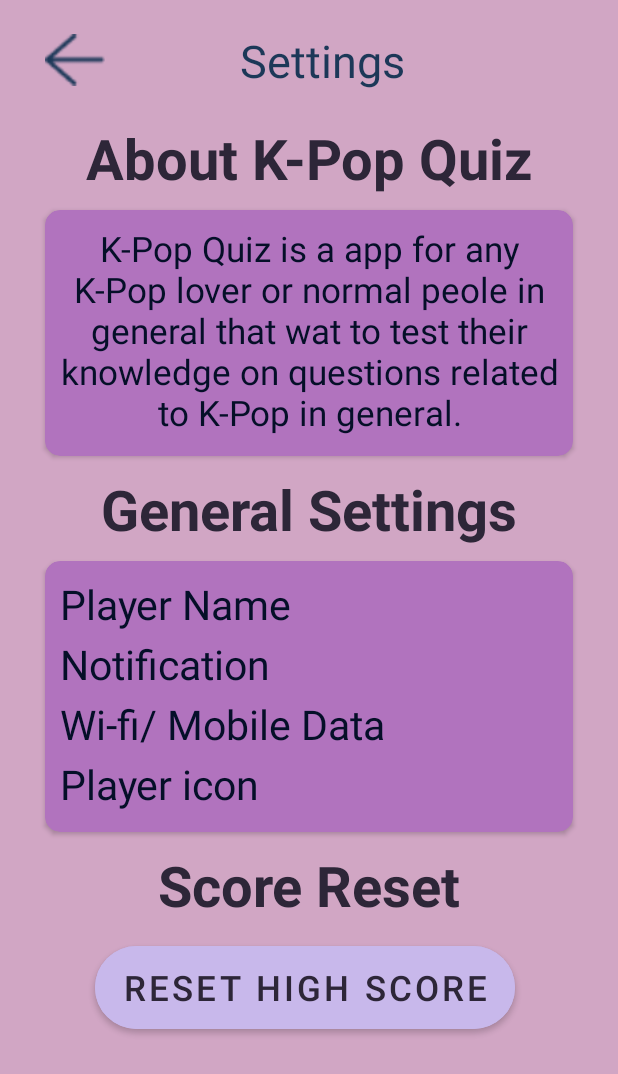
After one commit to DupieM/DuPlessisMarine_Andriod_final_project, an Android app built with Jetpack Compose: the SettingsActivity screen opened directly, with no data from a screen before it, on a phone screen of 412 x 824 dp. The commit adds this screen. Shown: the top 1074 px of the screen. Run offline under Robolectric (Android 15) with nearby library versions, the phone set to English and light mode, and no system bars.

Commit message:
Settings & Result Screens

```diff
--- /dev/null
+++ b/MyQuizApp/app/src/main/java/com/example/myquizapp/SettingsActivity.kt
@@ -0,0 +1,11 @@
+package com.example.myquizapp
+
+import androidx.appcompat.app.AppCompatActivity
+import android.os.Bundle
+
+class SettingsActivity : AppCompatActivity() {
+    override fun onCreate(savedInstanceState: Bundle?) {
+        super.onCreate(savedInstanceState)
+        setContentView(R.layout.activity_settings)
+    }
+}
--- a/MyQuizApp/app/src/main/res/layout/activity_general_question.xml
+++ b/MyQuizApp/app/src/main/res/layout/activity_general_question.xml
@@ -157,10 +157,12 @@
                 android:layout_width="250dp"
                 android:layout_height="wrap_content"
                 android:layout_marginTop="-40dp"
-                android:backgroundTint="@color/primary"
+                android:backgroundTint="@color/light_purple"
                 android:paddingVertical="12dp"
                 android:text="@string/next"
-                android:textSize="21sp"
+                android:textSize="23sp"
+                android:textColor="@color/text2"
+                android:textStyle="bold"
                 android:layout_marginLeft="35dp"/>
 
         </LinearLayout>
--- /dev/null
+++ b/MyQuizApp/app/src/main/res/layout/activity_settings.xml
@@ -0,0 +1,158 @@
+<?xml version="1.0" encoding="utf-8"?>
+<LinearLayout xmlns:android="http://schemas.android.com/apk/res/android"
+    xmlns:app="http://schemas.android.com/apk/res-auto"
+    xmlns:tools="http://schemas.android.com/tools"
+    android:layout_width="match_parent"
+    android:layout_height="match_parent"
+    android:background="@color/primary"
+    android:orientation="vertical"
+    android:padding="20dp"
+    tools:context=".SettingsActivity">
+
+    <ImageView
+        android:layout_width="40dp"
+        android:layout_height="40dp"
+        android:layout_marginLeft="10dp"
+        android:contentDescription="cat1 mascot"
+        android:src="@drawable/back_arrow" />
+
+    <TextView
+        android:layout_width="150dp"
+        android:layout_height="50dp"
+        android:layout_marginLeft="120dp"
+        android:layout_marginTop="-40dp"
+        android:layout_marginBottom="10dp"
+        android:text="Settings"
+        android:textAlignment="center"
+        android:textColor="@color/text"
+        android:textSize="30sp" />
+
+    <TextView
+        android:layout_width="match_parent"
+        android:layout_height="50dp"
+        android:text="About K-Pop Quiz"
+        android:textAlignment="center"
+        android:textColor="@color/text2"
+        android:textSize="37sp"
+        android:textStyle="bold"/>
+
+    <androidx.cardview.widget.CardView
+        android:layout_width="match_parent"
+        android:layout_height="wrap_content"
+        app:cardCornerRadius="10dp"
+        app:cardBackgroundColor="@color/card2"
+        android:layout_marginTop="10dp"
+        android:layout_marginLeft="10dp"
+        android:layout_marginRight="10dp"
+        android:layout_marginBottom="10dp"
+        >
+
+        <TextView
+            android:id="@+id/tv_hello"
+            android:layout_width="match_parent"
+            android:layout_height="wrap_content"
+            android:text="K-Pop Quiz is a app for any K-Pop lover or normal peole in general that wat to test their knowledge on questions related to K-Pop in general."
+            android:textColor="@color/text3"
+            android:textAlignment="center"
+            android:textSize="23sp"
+            android:layout_marginTop="0dp"
+            android:layout_marginBottom="3dp"
+            android:padding="10dp"
+
+            />
+
+    </androidx.cardview.widget.CardView>
+
+
+
+    <TextView
+        android:layout_width="match_parent"
+        android:layout_height="50dp"
+        android:text="General Settings"
+        android:textAlignment="center"
+        android:textColor="@color/text2"
+        android:textSize="37sp"
+        android:textStyle="bold"/>
+
+    <androidx.cardview.widget.CardView
+        android:layout_width="match_parent"
+        android:layout_height="wrap_content"
+        app:cardCornerRadius="10dp"
+        app:cardBackgroundColor="@color/card2"
+        android:layout_marginTop="10dp"
+        android:layout_marginLeft="10dp"
+        android:layout_marginRight="10dp"
+        android:layout_marginBottom="10dp"
+        >
+
+        <TextView
+            android:layout_width="match_parent"
+            android:layout_height="wrap_content"
+            android:text="Player Name"
+            android:textColor="@color/text3"
+            android:textSize="27sp"
+            android:layout_marginTop="0dp"
+            android:layout_marginBottom="3dp"
+            android:padding="10dp"
+            />
+
+        <TextView
+            android:layout_width="match_parent"
+            android:layout_height="wrap_content"
+            android:text="Notification"
+            android:textColor="@color/text3"
+            android:textSize="27sp"
+            android:layout_marginTop="40dp"
+            android:layout_marginBottom="3dp"
+            android:padding="10dp"
+            />
+
+        <TextView
+            android:layout_width="match_parent"
+            android:layout_height="wrap_content"
+            android:text="Wi-fi/ Mobile Data"
+            android:textColor="@color/text3"
+            android:textSize="27sp"
+            android:layout_marginTop="80dp"
+            android:layout_marginBottom="3dp"
+            android:padding="10dp"
+            />
+
+        <TextView
+            android:layout_width="match_parent"
+            android:layout_height="wrap_content"
+            android:text="Player icon"
+            android:textColor="@color/text3"
+            android:textSize="27sp"
+            android:layout_marginTop="120dp"
+            android:layout_marginBottom="3dp"
+            android:padding="10dp"
+            />
+
+    </androidx.cardview.widget.CardView>
+
+    <TextView
+        android:layout_width="match_parent"
+        android:layout_height="50dp"
+        android:text="Score Reset"
+        android:textAlignment="center"
+        android:textColor="@color/text2"
+        android:textSize="37sp"
+        android:textStyle="bold"
+        android:layout_marginBottom="10dp"/>
+
+    <com.google.android.material.button.MaterialButton
+        android:id="@+id/btn_score"
+        android:layout_width="280dp"
+        android:layout_height="wrap_content"
+        android:layout_marginLeft="43dp"
+        android:paddingVertical="12dp"
+        android:text="Reset High Score"
+        android:backgroundTint="@color/light_purple"
+        android:textColor="@color/text2"
+        android:textSize="23sp"
+        app:cornerRadius="40dp"
+        />
+
+
+</LinearLayout>
--- a/MyQuizApp/app/src/main/res/layout/activity_song_question.xml
+++ b/MyQuizApp/app/src/main/res/layout/activity_song_question.xml
@@ -157,10 +157,12 @@
                 android:layout_width="250dp"
                 android:layout_height="wrap_content"
                 android:layout_marginTop="-40dp"
-                android:backgroundTint="@color/primary"
+                android:backgroundTint="@color/light_purple"
                 android:paddingVertical="12dp"
                 android:text="@string/next"
-                android:textSize="21sp"
+                android:textSize="23sp"
+                android:textColor="@color/text2"
+                android:textStyle="bold"
                 android:layout_marginLeft="35dp"/>
 
         </LinearLayout>
--- a/MyQuizApp/app/src/main/res/values/colors.xml
+++ b/MyQuizApp/app/src/main/res/values/colors.xml
@@ -9,5 +9,7 @@
     <color name="text3">#050F28</color>
     <color name="text4">#FFFFFF</color>
     <color name="card">#6C47A6</color>
+    <color name="card2">#B173BE</color>
+
 
 </resources>
```
Also changed, not shown: MyQuizApp/app/src/main/AndroidManifest.xml (+12 -0 lines), MyQuizApp/app/src/main/java/com/example/myquizapp/CategoryActivity.kt (+10 -8 lines), MyQuizApp/app/src/main/java/com/example/myquizapp/Result2Activity.kt (added, +11 -0 lines), MyQuizApp/app/src/main/java/com/example/myquizapp/Result3Activity.kt (added, +11 -0 lines), MyQuizApp/app/src/main/java/com/example/myquizapp/ResultActivity.kt (added, +11 -0 lines), MyQuizApp/app/src/main/res/layout/activity_group_question.xml (+165 -2 lines), MyQuizApp/app/src/main/res/layout/activity_result.xml (added, +89 -0 lines), MyQuizApp/app/src/main/res/layout/activity_result2.xml (added, +89 -0 lines), MyQuizApp/app/src/main/res/layout/activity_result3.xml (added, +89 -0 lines).
